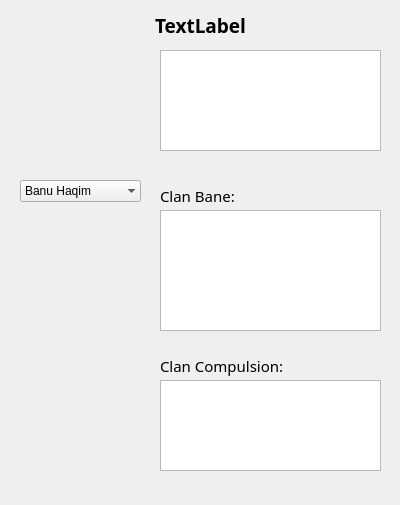
The window that clanwindow.ui (Pkow1999/Vampire-The-Masquerade-V5-Character-Sheet) describes before a commit, drawn with Qt 5.
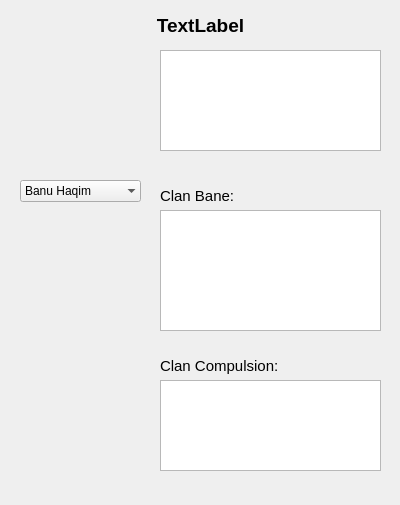
The same window after the commit. Icons and pictures are not drawn.

```diff
--- a/clanwindow.ui
+++ b/clanwindow.ui
@@ -645,7 +645,6 @@
    </property>
    <property name="font">
     <font>
-     <family>Segoe Script</family>
      <pointsize>14</pointsize>
      <bold>true</bold>
     </font>
@@ -1415,7 +1414,6 @@
    </property>
    <property name="font">
     <font>
-     <family>Segoe Print</family>
      <pointsize>11</pointsize>
      <bold>false</bold>
     </font>
@@ -2015,7 +2013,6 @@
    </property>
    <property name="font">
     <font>
-     <family>Segoe Print</family>
      <pointsize>11</pointsize>
      <bold>false</bold>
     </font>
```
Left out of the diff: 7 changed lines with no effect on the pictures.
